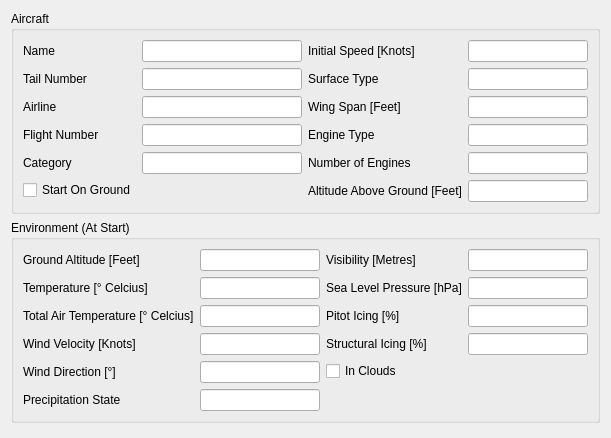
till213/SkyDolly, file src/UserInterface/src/Widgets/FlightInformationWidget.ui: the form before one commit.
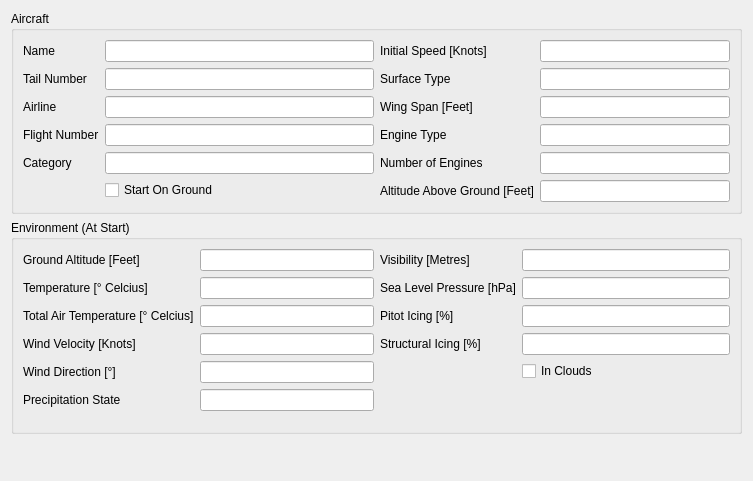
The form after the commit.

Commit message: Adjust layout

Diff of the .ui file:
```diff
--- a/src/UserInterface/src/Widgets/FlightInformationWidget.ui
+++ b/src/UserInterface/src/Widgets/FlightInformationWidget.ui
@@ -6,19 +6,22 @@
    <rect>
     <x>0</x>
     <y>0</y>
-    <width>586</width>
-    <height>438</height>
+    <width>753</width>
+    <height>481</height>
    </rect>
   </property>
   <property name="windowTitle">
    <string>Form</string>
   </property>
   <layout class="QGridLayout" name="gridLayout_3">
+   <property name="sizeConstraint">
+    <enum>QLayout::SetDefaultConstraint</enum>
+   </property>
    <item row="0" column="0">
     <widget class="QGroupBox" name="groupBox_4">
      <property name="minimumSize">
       <size>
-       <width>512</width>
+       <width>0</width>
        <height>0</height>
       </size>
      </property>
@@ -39,7 +42,7 @@
          <widget class="QLineEdit" name="nameLineEdit">
           <property name="minimumSize">
            <size>
-            <width>120</width>
+            <width>160</width>
             <height>0</height>
            </size>
           </property>
@@ -59,7 +62,7 @@
          <widget class="QLineEdit" name="tailNumberLineEdit">
           <property name="minimumSize">
            <size>
-            <width>120</width>
+            <width>160</width>
             <height>0</height>
            </size>
           </property>
@@ -82,7 +85,7 @@
          <widget class="QLineEdit" name="airlineLineEdit">
           <property name="minimumSize">
            <size>
-            <width>120</width>
+            <width>160</width>
             <height>0</height>
            </size>
           </property>
@@ -102,7 +105,7 @@
          <widget class="QLineEdit" name="flightLineEdit">
           <property name="minimumSize">
            <size>
-            <width>120</width>
+            <width>160</width>
             <height>0</height>
            </size>
           </property>
@@ -122,7 +125,7 @@
          <widget class="QLineEdit" name="categoryLineEdit">
           <property name="minimumSize">
            <size>
-            <width>120</width>
+            <width>160</width>
             <height>0</height>
            </size>
           </property>
@@ -131,7 +134,7 @@
           </property>
          </widget>
         </item>
-        <item row="5" column="0">
+        <item row="5" column="1">
          <widget class="QCheckBox" name="startOnGroundCheckBox">
           <property name="enabled">
            <bool>true</bool>
@@ -166,6 +169,12 @@
         </item>
         <item row="0" column="1">
          <widget class="QLineEdit" name="initialAirspeedLineEdit">
+          <property name="minimumSize">
+           <size>
+            <width>160</width>
+            <height>0</height>
+           </size>
+          </property>
           <property name="readOnly">
            <bool>true</bool>
           </property>
@@ -182,7 +191,7 @@
          <widget class="QLineEdit" name="surfaceTypeLineEdit">
           <property name="minimumSize">
            <size>
-            <width>120</width>
+            <width>160</width>
             <height>0</height>
            </size>
           </property>
@@ -205,7 +214,7 @@
          <widget class="QLineEdit" name="wingSpanLineEdit">
           <property name="minimumSize">
            <size>
-            <width>120</width>
+            <width>160</width>
             <height>0</height>
            </size>
           </property>
@@ -228,7 +237,7 @@
          <widget class="QLineEdit" name="engineTypeLineEdit">
           <property name="minimumSize">
            <size>
-            <width>120</width>
+            <width>160</width>
             <height>0</height>
            </size>
           </property>
@@ -251,7 +260,7 @@
          <widget class="QLineEdit" name="numberOfEnginesLineEdit">
           <property name="minimumSize">
            <size>
-            <width>120</width>
+            <width>160</width>
             <height>0</height>
            </size>
           </property>
@@ -267,7 +276,7 @@
          <widget class="QLineEdit" name="aircraftAltitudeAboveGroundLineEdit">
           <property name="minimumSize">
            <size>
-            <width>120</width>
+            <width>160</width>
             <height>0</height>
            </size>
           </property>
@@ -313,7 +322,7 @@
          <widget class="QLineEdit" name="visibilityLineEdit">
           <property name="minimumSize">
            <size>
-            <width>120</width>
+            <width>160</width>
             <height>0</height>
            </size>
           </property>
@@ -333,7 +342,7 @@
          <widget class="QLineEdit" name="seaLevelPressure">
           <property name="minimumSize">
            <size>
-            <width>120</width>
+            <width>160</width>
             <height>0</height>
            </size>
           </property>
@@ -353,7 +362,7 @@
          <widget class="QLineEdit" name="pitotIcingLineEdit">
           <property name="minimumSize">
            <size>
-            <width>120</width>
+            <width>160</width>
             <height>0</height>
            </size>
           </property>
@@ -373,7 +382,7 @@
          <widget class="QLineEdit" name="structuralIcingLineEdit">
           <property name="minimumSize">
            <size>
-            <width>120</width>
+            <width>160</width>
             <height>0</height>
            </size>
           </property>
@@ -382,28 +391,6 @@
           </property>
          </widget>
         </item>
-        <item row="4" column="0">
-         <widget class="QCheckBox" name="inCloudsCheckBox">
-          <property name="enabled">
-           <bool>true</bool>
-          </property>
-          <property name="mouseTracking">
-           <bool>false</bool>
-          </property>
-          <property name="focusPolicy">
-           <enum>Qt::NoFocus</enum>
-          </property>
-          <property name="text">
-           <string>In Clouds</string>
-          </property>
-          <property name="checkable">
-           <bool>true</bool>
-          </property>
-          <property name="checked">
-           <bool>false</bool>
-          </property>
-         </widget>
-        </item>
         <item row="5" column="0">
          <spacer name="verticalSpacer_2">
           <property name="orientation">
@@ -417,6 +404,28 @@
           </property>
          </spacer>
         </item>
+        <item row="4" column="1">
+         <widget class="QCheckBox" name="inCloudsCheckBox">
+          <property name="enabled">
+           <bool>true</bool>
+          </property>
+          <property name="mouseTracking">
+           <bool>false</bool>
+          </property>
+          <property name="focusPolicy">
+           <enum>Qt::NoFocus</enum>
+          </property>
+          <property name="text">
+           <string>In Clouds</string>
+          </property>
+          <property name="checkable">
+           <bool>true</bool>
+          </property>
+          <property name="checked">
+           <bool>false</bool>
+          </property>
+         </widget>
+        </item>
        </layout>
       </item>
       <item row="0" column="0">
@@ -435,7 +444,7 @@
          <widget class="QLineEdit" name="groundAltitudeLineEdit">
           <property name="minimumSize">
            <size>
-            <width>120</width>
+            <width>160</width>
             <height>0</height>
            </size>
           </property>
@@ -455,7 +464,7 @@
          <widget class="QLineEdit" name="temperatureLineEdit">
           <property name="minimumSize">
            <size>
-            <width>120</width>
+            <width>160</width>
             <height>0</height>
            </size>
           </property>
@@ -475,7 +484,7 @@
          <widget class="QLineEdit" name="totalAirTemperatureLineEdit">
           <property name="minimumSize">
            <size>
-            <width>120</width>
+            <width>160</width>
             <height>0</height>
            </size>
           </property>
@@ -495,7 +504,7 @@
          <widget class="QLineEdit" name="windVelocityLineEdit">
           <property name="minimumSize">
            <size>
-            <width>120</width>
+            <width>160</width>
             <height>0</height>
            </size>
           </property>
@@ -515,7 +524,7 @@
          <widget class="QLineEdit" name="windDirectionLineEdit">
           <property name="minimumSize">
            <size>
-            <width>120</width>
+            <width>160</width>
             <height>0</height>
            </size>
           </property>
@@ -535,7 +544,7 @@
          <widget class="QLineEdit" name="precipitationStateLineEdit">
           <property name="minimumSize">
            <size>
-            <width>120</width>
+            <width>160</width>
             <height>0</height>
            </size>
           </property>
```
The commit also changes 4 other files.
